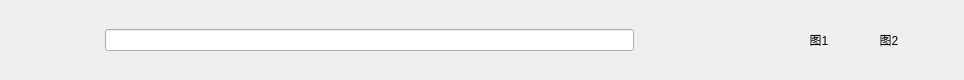
Qt form IM/client/client/IMTitleBarPanel/IMTitleBarPanel.ui (zrq-github/GraduationProject) before a commit.
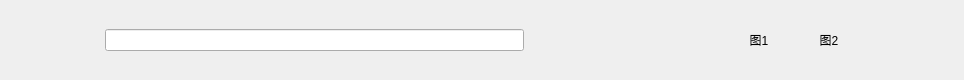
The same form after that commit. Icons and pictures are not drawn.

```diff
--- a/IM/client/client/IMTitleBarPanel/IMTitleBarPanel.ui
+++ b/IM/client/client/IMTitleBarPanel/IMTitleBarPanel.ui
@@ -136,9 +136,12 @@
        <property name="orientation">
         <enum>Qt::Horizontal</enum>
        </property>
+       <property name="sizeType">
+        <enum>QSizePolicy::Preferred</enum>
+       </property>
        <property name="sizeHint" stdset="0">
         <size>
-         <width>150</width>
+         <width>200</width>
          <height>20</height>
         </size>
        </property>
@@ -201,7 +204,7 @@
        </property>
        <property name="sizeHint" stdset="0">
         <size>
-         <width>40</width>
+         <width>100</width>
          <height>20</height>
         </size>
        </property>
```
